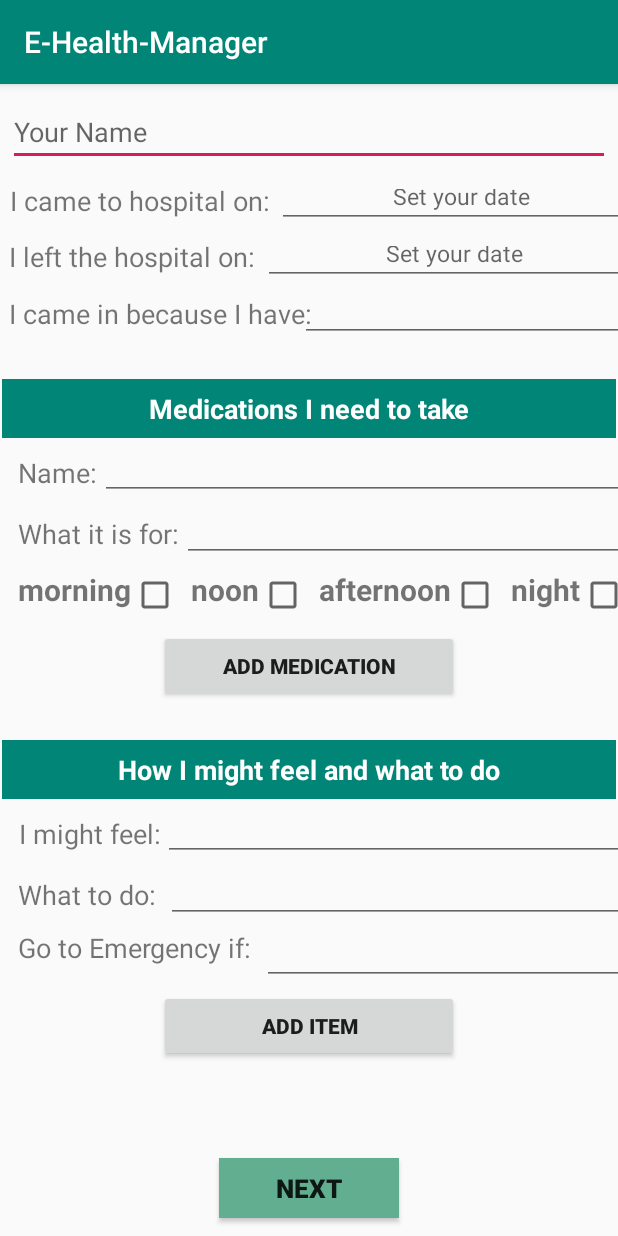
After one commit to ece1778-2020/Healthy-Mind, an Android app: the InputManual screen opened directly, with no data from a screen before it, on a phone screen of 412 x 824 dp. The commit adds this screen. Run offline under Robolectric (Android 15) with nearby library versions, the phone set to English and light mode, and no system bars.

Commit message:
add manual input based on PODs

```diff
--- a/app/src/main/AndroidManifest.xml
+++ b/app/src/main/AndroidManifest.xml
@@ -13,7 +13,8 @@
         android:roundIcon="@mipmap/ic_launcher_round"
         android:supportsRtl="true"
         android:theme="@style/AppTheme">
-        <activity android:name=".PhotoConfirmActivity"></activity>
+        <activity android:name=".InputManual"></activity>
+        <activity android:name=".PhotoConfirmActivity" />
         <activity android:name=".AddNoteActivity" />
         <activity android:name=".NoteListActivity" />
         <activity android:name=".ProfileActivity" />
--- a/app/src/main/java/com/example/e_health_manager/AddNoteActivity.java
+++ b/app/src/main/java/com/example/e_health_manager/AddNoteActivity.java
@@ -125,6 +125,7 @@ public class AddNoteActivity extends AppCompatActivity {
     }
 
     public void onClick_chooseManually(View view) {
-
+        Intent intent = new Intent(this, InputManual.class);
+        startActivity(intent);
     }
 }
--- /dev/null
+++ b/app/src/main/java/com/example/e_health_manager/InputManual.java
@@ -0,0 +1,73 @@
+package com.example.e_health_manager;
+
+import androidx.appcompat.app.AppCompatActivity;
+
+import android.app.DatePickerDialog;
+import android.graphics.Typeface;
+import android.os.Bundle;
+import android.view.View;
+import android.widget.Button;
+import android.widget.DatePicker;
+import android.widget.EditText;
+
+import java.lang.reflect.Type;
+import java.util.Calendar;
+
+public class InputManual extends AppCompatActivity {
+
+    EditText pick_date_came, pick_date_left;
+    Calendar calendar;
+    int year, month, day;
+
+    @Override
+    protected void onCreate(Bundle savedInstanceState) {
+        super.onCreate(savedInstanceState);
+        setContentView(R.layout.activity_input_manual);
+
+        calendar = Calendar.getInstance();
+        year = calendar.get(Calendar.YEAR);
+        month = calendar.get(Calendar.MONTH);
+        day = calendar.get(Calendar.DAY_OF_MONTH);
+
+        pick_date_came = findViewById(R.id.pick_date_came);
+        pick_date_left = findViewById(R.id.pick_date_left);
+
+
+        pick_date_came.setOnClickListener(new View.OnClickListener() {
+            @Override
+            public void onClick(View v) {
+                DatePickerDialog datePickerDialog = new DatePickerDialog(InputManual.this, new DatePickerDialog.OnDateSetListener() {
+                    @Override
+                    public void onDateSet(DatePicker view, int year, int month, int dayOfMonth) {
+                        //sets date in EditText
+                        String curr_date = dayOfMonth + "/" + (month + 1) + "/" + year;
+                        pick_date_came.setText(curr_date);
+                        // make it bold.
+                        pick_date_came.setTypeface(pick_date_came.getTypeface(), Typeface.BOLD);
+                    }
+                }, year, month, day);
+                //shows DatePickerDialog
+                datePickerDialog.show();
+            }
+        });
+
+
+        pick_date_left.setOnClickListener(new View.OnClickListener() {
+            @Override
+            public void onClick(View v) {
+                DatePickerDialog datePickerDialog = new DatePickerDialog(InputManual.this, new DatePickerDialog.OnDateSetListener() {
+                    @Override
+                    public void onDateSet(DatePicker view, int year, int month, int dayOfMonth) {
+                        //sets date in EditText
+                        String curr_date = dayOfMonth + "/" + (month + 1) + "/" + year;
+                        pick_date_left.setText(curr_date);
+                        // make it bold.
+                        pick_date_left.setTypeface(pick_date_left.getTypeface(), Typeface.BOLD);
+                    }
+                }, year, month, day);
+                //shows DatePickerDialog
+                datePickerDialog.show();
+            }
+        });
+    }
+}
--- /dev/null
+++ b/app/src/main/res/drawable/comment_textview_border.xml
@@ -0,0 +1,16 @@
+<?xml version="1.0" encoding="utf-8"?>
+<shape xmlns:android="http://schemas.android.com/apk/res/android">
+    <stroke
+        android:width="1dp"
+        android:color="@color/white" />
+
+    <solid android:color="@color/grey" />
+
+    <padding
+        android:bottom="1dp"
+        android:left="1dp"
+        android:right="1dp"
+        android:top="1dp" />
+
+    <corners android:radius="5dp" />
+</shape>
--- /dev/null
+++ b/app/src/main/res/layout/activity_input_manual.xml
@@ -0,0 +1,409 @@
+<?xml version="1.0" encoding="utf-8"?>
+<androidx.constraintlayout.widget.ConstraintLayout xmlns:android="http://schemas.android.com/apk/res/android"
+    xmlns:app="http://schemas.android.com/apk/res-auto"
+    xmlns:tools="http://schemas.android.com/tools"
+    android:layout_width="match_parent"
+    android:layout_height="match_parent"
+    tools:context=".InputManual">
+
+    <EditText
+        android:id="@+id/name"
+        android:layout_width="match_parent"
+        android:layout_height="39dp"
+        android:layout_marginLeft="5dp"
+        android:layout_marginTop="15dp"
+        android:layout_marginRight="5dp"
+        android:ems="10"
+        android:hint="Your Name"
+        android:textSize="18sp"
+        app:layout_constraintEnd_toEndOf="parent"
+        app:layout_constraintStart_toStartOf="parent"
+        app:layout_constraintTop_toTopOf="parent" />
+
+    <TextView
+        android:id="@+id/set_date1"
+        android:layout_width="wrap_content"
+        android:layout_height="35dp"
+        android:layout_marginLeft="6dp"
+        android:layout_marginTop="5dp"
+        android:layout_marginRight="6dp"
+        android:gravity="center"
+        android:text="I came to hospital on:"
+        android:textSize="18sp"
+        app:layout_constraintStart_toStartOf="parent"
+        app:layout_constraintTop_toBottomOf="@+id/name" />
+
+
+    <EditText
+        android:id="@+id/pick_date_came"
+        android:layout_width="245dp"
+        android:layout_height="36dp"
+        android:layout_marginLeft="5dp"
+        android:layout_marginTop="5dp"
+        android:layout_marginRight="5dp"
+        android:focusable="false"
+        android:gravity="center"
+        android:hint="Set your date"
+        android:textSize="15sp"
+        app:layout_constraintStart_toEndOf="@id/set_date1"
+        app:layout_constraintTop_toBottomOf="@+id/name" />
+
+
+    <TextView
+        android:id="@+id/set_date2"
+        android:layout_width="wrap_content"
+        android:layout_height="36dp"
+        android:layout_marginLeft="6dp"
+        android:layout_marginTop="2dp"
+        android:layout_marginRight="6dp"
+        android:gravity="center"
+        android:text="I left the hospital on:"
+        android:textSize="18sp"
+        app:layout_constraintStart_toStartOf="parent"
+        app:layout_constraintTop_toBottomOf="@+id/set_date1" />
+
+
+    <EditText
+        android:id="@+id/pick_date_left"
+        android:layout_width="255dp"
+        android:layout_height="36dp"
+        android:layout_marginLeft="5dp"
+        android:layout_marginTop="2dp"
+        android:layout_marginRight="5dp"
+        android:focusable="false"
+        android:gravity="center"
+        android:hint="Set your date"
+        android:textSize="15sp"
+        app:layout_constraintStart_toEndOf="@id/set_date2"
+        app:layout_constraintTop_toBottomOf="@+id/pick_date_came" />
+
+
+    <TextView
+        android:id="@+id/reason_title"
+        android:layout_width="wrap_content"
+        android:layout_height="36dp"
+        android:layout_marginLeft="6dp"
+        android:layout_marginTop="2dp"
+        android:layout_marginRight="6dp"
+        android:gravity="center"
+        android:text="I came in because I have:"
+        android:textSize="18sp"
+        app:layout_constraintStart_toStartOf="parent"
+        app:layout_constraintTop_toBottomOf="@+id/set_date2" />
+
+
+    <EditText
+        android:id="@+id/reason_input"
+        android:layout_width="220dp"
+        android:layout_height="36dp"
+        android:layout_marginLeft="1dp"
+        android:layout_marginTop="2dp"
+        android:layout_marginRight="1dp"
+        app:layout_constraintEnd_toEndOf="parent"
+        app:layout_constraintStart_toEndOf="@id/reason_title"
+        app:layout_constraintTop_toBottomOf="@+id/pick_date_left" />
+
+    <TextView
+        android:id="@+id/medication_title"
+        android:layout_width="match_parent"
+        android:layout_height="39dp"
+        android:layout_marginLeft="1dp"
+        android:layout_marginTop="25dp"
+        android:layout_marginRight="1dp"
+        android:background="@color/colorPrimary"
+        android:gravity="center"
+        android:text="Medications I need to take"
+        android:textColor="@color/white"
+        android:textSize="18sp"
+        android:textStyle="bold"
+        app:layout_constraintEnd_toEndOf="parent"
+        app:layout_constraintStart_toStartOf="parent"
+        app:layout_constraintTop_toBottomOf="@+id/reason_title" />
+
+    <TextView
+        android:id="@+id/medication_name"
+        android:layout_width="wrap_content"
+        android:layout_height="35dp"
+        android:layout_marginLeft="12dp"
+        android:layout_marginTop="5dp"
+        android:layout_marginRight="12dp"
+        android:gravity="center"
+        android:text="Name:"
+        android:textSize="18sp"
+        app:layout_constraintStart_toStartOf="parent"
+        app:layout_constraintTop_toBottomOf="@+id/medication_title" />
+
+
+    <EditText
+        android:id="@+id/medication_name_input"
+        android:layout_width="365dp"
+        android:layout_height="36dp"
+        android:layout_marginLeft="2dp"
+        android:layout_marginTop="5dp"
+        android:layout_marginRight="2dp"
+        android:textSize="15sp"
+        app:layout_constraintStart_toEndOf="@id/medication_name"
+        app:layout_constraintTop_toBottomOf="@+id/medication_title" />
+
+
+    <TextView
+        android:id="@+id/medication2"
+        android:layout_width="wrap_content"
+        android:layout_height="35dp"
+        android:layout_marginLeft="12dp"
+        android:layout_marginTop="5dp"
+        android:layout_marginRight="12dp"
+        android:gravity="center"
+        android:text="What it is for:"
+        android:textSize="18sp"
+        app:layout_constraintStart_toStartOf="parent"
+        app:layout_constraintTop_toBottomOf="@+id/medication_name" />
+
+
+    <EditText
+        android:id="@+id/medication2_input"
+        android:layout_width="310dp"
+        android:layout_height="36dp"
+        android:layout_marginLeft="2dp"
+        android:layout_marginTop="5dp"
+        android:layout_marginRight="2dp"
+
+        android:textSize="15sp"
+        app:layout_constraintStart_toEndOf="@id/medication2"
+        app:layout_constraintTop_toBottomOf="@+id/medication_name_input" />
+
+
+    <TextView
+        android:id="@+id/c1"
+        android:layout_width="wrap_content"
+        android:layout_height="35dp"
+        android:layout_marginLeft="12dp"
+        android:layout_marginTop="6dp"
+        android:layout_marginRight="10dp"
+        android:gravity="center_horizontal"
+        android:text="morning"
+        android:textSize="20sp"
+        android:textStyle="bold"
+        app:layout_constraintStart_toStartOf="parent"
+        app:layout_constraintTop_toBottomOf="@+id/medication2" />
+
+
+    <CheckBox
+        android:id="@+id/c1_input"
+        android:layout_width="wrap_content"
+        android:layout_height="35dp"
+        android:layout_marginTop="6dp"
+        app:layout_constraintStart_toEndOf="@+id/c1"
+        app:layout_constraintTop_toBottomOf="@id/medication2" />
+
+
+    <TextView
+        android:id="@+id/c2"
+        android:layout_width="wrap_content"
+        android:layout_height="35dp"
+        android:layout_marginLeft="8dp"
+        android:layout_marginTop="6dp"
+        android:layout_marginRight="8dp"
+        android:gravity="center_horizontal"
+        android:text="noon"
+        android:textSize="20sp"
+        android:textStyle="bold"
+        app:layout_constraintStart_toEndOf="@+id/c1_input"
+        app:layout_constraintTop_toBottomOf="@+id/medication2" />
+
+
+    <CheckBox
+        android:id="@+id/c2_input"
+        android:layout_width="wrap_content"
+        android:layout_height="35dp"
+        android:layout_marginTop="6dp"
+        app:layout_constraintStart_toEndOf="@+id/c2"
+        app:layout_constraintTop_toBottomOf="@id/medication2" />
+
+
+    <TextView
+        android:id="@+id/c3"
+        android:layout_width="wrap_content"
+        android:layout_height="35dp"
+        android:layout_marginLeft="8dp"
+        android:layout_marginTop="6dp"
+        android:layout_marginRight="8dp"
+        android:gravity="center_horizontal"
+        android:text="afternoon"
+        android:textSize="20sp"
+        android:textStyle="bold"
+        app:layout_constraintStart_toEndOf="@+id/c2_input"
+        app:layout_constraintTop_toBottomOf="@+id/medication2" />
+
+
+    <CheckBox
+        android:id="@+id/c3_input"
+        android:layout_width="wrap_content"
+        android:layout_height="35dp"
+        android:layout_marginTop="6dp"
+        app:layout_constraintStart_toEndOf="@+id/c3"
+        app:layout_constraintTop_toBottomOf="@id/medication2" />
+
+
+    <TextView
+        android:id="@+id/c4"
+        android:layout_width="wrap_content"
+        android:layout_height="35dp"
+        android:layout_marginLeft="8dp"
+        android:layout_marginTop="6dp"
+        android:layout_marginRight="8dp"
+        android:gravity="center_horizontal"
+        android:text="night"
+        android:textSize="20sp"
+        android:textStyle="bold"
+        app:layout_constraintStart_toEndOf="@+id/c3_input"
+        app:layout_constraintTop_toBottomOf="@+id/medication2" />
+
+
+    <CheckBox
+        android:id="@+id/c4_input"
+        android:layout_width="wrap_content"
+        android:layout_height="35dp"
+        android:layout_marginTop="6dp"
+        app:layout_constraintStart_toEndOf="@+id/c4"
+        app:layout_constraintTop_toBottomOf="@id/medication2" />
+
+    <Button
+        android:id="@+id/add_m_btn"
+        android:layout_width="200dp"
+        android:layout_height="wrap_content"
+        android:layout_marginTop="5dp"
+        android:text="Add medication"
+        android:textStyle="bold"
+        app:layout_constraintEnd_toEndOf="parent"
+        app:layout_constraintStart_toStartOf="parent"
+        app:layout_constraintTop_toBottomOf="@+id/c1" />
+
+    <!--    the preview of items added.-->
+    <!--    <androidx.recyclerview.widget.RecyclerView-->
+    <!--        android:id="@+id/recyclerView"-->
+    <!--        android:layout_width="match_parent"-->
+    <!--        android:layout_height="135dp"-->
+    <!--        android:layout_marginTop="5dp"-->
+    <!--        app:layout_constraintTop_toBottomOf="@+id/add_m_btn" />-->
+
+
+    <TextView
+        android:id="@+id/feel_title"
+        android:layout_width="match_parent"
+        android:layout_height="39dp"
+        android:layout_marginLeft="1dp"
+        android:layout_marginTop="25dp"
+        android:layout_marginRight="1dp"
+        android:background="@color/colorPrimary"
+        android:gravity="center"
+        android:text="How I might feel and what to do"
+        android:textColor="@color/white"
+        android:textSize="18sp"
+        android:textStyle="bold"
+        app:layout_constraintEnd_toEndOf="parent"
+        app:layout_constraintStart_toStartOf="parent"
+        app:layout_constraintTop_toBottomOf="@+id/add_m_btn" />
+
+
+    <TextView
+        android:id="@+id/feel1"
+        android:layout_width="wrap_content"
+        android:layout_height="35dp"
+        android:layout_marginLeft="12dp"
+        android:layout_marginTop="5dp"
+        android:layout_marginRight="12dp"
+        android:gravity="center"
+        android:text="I might feel:"
+        android:textSize="18sp"
+        app:layout_constraintStart_toStartOf="parent"
+        app:layout_constraintTop_toBottomOf="@+id/feel_title" />
+
+
+    <EditText
+        android:id="@+id/feel1_input"
+        android:layout_width="320dp"
+        android:layout_height="36dp"
+        android:layout_marginLeft="2dp"
+        android:layout_marginTop="5dp"
+        android:layout_marginRight="2dp"
+        android:textSize="15sp"
+        app:layout_constraintStart_toEndOf="@id/feel1"
+        app:layout_constraintTop_toBottomOf="@+id/feel_title" />
+
+    <TextView
+        android:id="@+id/feel2"
+        android:layout_width="wrap_content"
+        android:layout_height="35dp"
+        android:layout_marginLeft="12dp"
+        android:layout_marginTop="5dp"
+        android:layout_marginRight="12dp"
+        android:gravity="center"
+        android:text="What to do: "
+        android:textSize="18sp"
+        app:layout_constraintStart_toStartOf="parent"
+        app:layout_constraintTop_toBottomOf="@+id/feel1" />
+
+
+    <EditText
+        android:id="@+id/feel2_input"
+        android:layout_width="320dp"
+        android:layout_height="36dp"
+        android:layout_marginLeft="2dp"
+        android:layout_marginTop="5dp"
+        android:layout_marginRight="2dp"
+        android:textSize="15sp"
+        app:layout_constraintStart_toEndOf="@id/feel2"
+        app:layout_constraintTop_toBottomOf="@+id/feel1_input" />
+
+
+    <TextView
+        android:id="@+id/feel3"
+        android:layout_width="wrap_content"
+        android:layout_height="35dp"
+        android:layout_marginLeft="12dp"
+        android:layout_marginTop="5dp"
+        android:layout_marginRight="12dp"
+        android:text="Go to Emergency if: "
+        android:textSize="18sp"
+        app:layout_constraintStart_toStartOf="parent"
+        app:layout_constraintTop_toBottomOf="@+id/feel2" />
+
+
+    <EditText
+        android:id="@+id/feel3_input"
+        android:layout_width="255dp"
+        android:layout_height="36dp"
+        android:layout_marginLeft="2dp"
+        android:layout_marginTop="5dp"
+        android:layout_marginRight="2dp"
+        android:textSize="15sp"
+        app:layout_constraintStart_toEndOf="@id/feel3"
+        app:layout_constraintTop_toBottomOf="@+id/feel2_input" />
+
+    <Button
+        android:id="@+id/add_btn"
+        android:layout_width="200dp"
+        android:layout_height="wrap_content"
+        android:layout_marginTop="5dp"
+        android:text="Add item"
+        android:textStyle="bold"
+        app:layout_constraintEnd_toEndOf="parent"
+        app:layout_constraintStart_toStartOf="parent"
+        app:layout_constraintTop_toBottomOf="@+id/feel3" />
+
+    <Button
+        android:id="@+id/next"
+        android:layout_width="120dp"
+        android:layout_height="40dp"
+        android:layout_marginBottom="12dp"
+        android:background="@color/commentTitle"
+        android:text="next"
+        android:textSize="17dp"
+        android:textStyle="bold"
+        app:layout_constraintBottom_toBottomOf="parent"
+        app:layout_constraintEnd_toEndOf="parent"
+        app:layout_constraintStart_toStartOf="parent" />
+
+
+</androidx.constraintlayout.widget.ConstraintLayout>
--- /dev/null
+++ b/app/src/main/res/layout/list_layout.xml
@@ -0,0 +1,21 @@
+<?xml version="1.0" encoding="utf-8"?>
+<LinearLayout xmlns:android="http://schemas.android.com/apk/res/android"
+    android:layout_width="match_parent"
+    android:layout_height="wrap_content"
+    android:paddingTop="2.5dp"
+    android:paddingBottom="2.5dp"
+    android:orientation="horizontal">
+
+    <TextView
+        android:id="@+id/my_text_view"
+        android:layout_width="match_parent"
+        android:layout_height="50dp"
+        android:background="@drawable/comment_textview_border"
+        android:layout_marginLeft="2dp"
+        android:layout_marginRight="2dp"
+        android:text="Name, What it is for, time"
+        android:textStyle="bold"
+        android:gravity="center_vertical"
+        android:textSize="15sp" />
+
+</LinearLayout>
--- a/app/src/main/res/values/colors.xml
+++ b/app/src/main/res/values/colors.xml
@@ -3,4 +3,9 @@
     <color name="colorPrimary">#008577</color>
     <color name="colorPrimaryDark">#00574B</color>
     <color name="colorAccent">#D81B60</color>
+    <color name="dark">#000000</color>
+    <color name="white">#FFFFFF</color>
+    <color name="commentTitle">#62AE90</color>
+    <color name="red">#EA5555</color>
+    <color name="grey">#DADADA</color>
 </resources>
```
